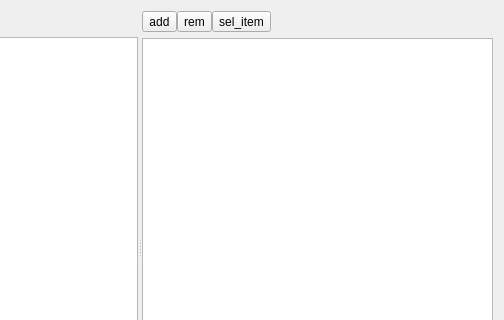
gil9red/CardPreview, file Window.ui: the form before one commit; both pictures show x 225 to 729 and y 0 to 320 of the 729 by 494 pixel window.
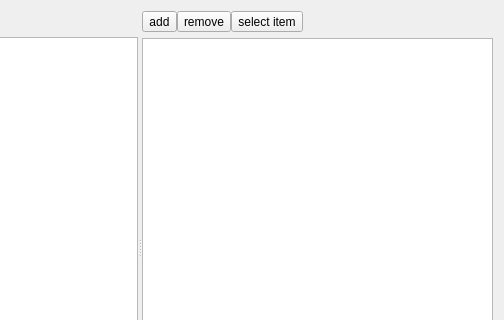
The form after the commit.

```diff
--- a/Window.ui
+++ b/Window.ui
@@ -80,14 +80,14 @@
          <item>
           <widget class="QToolButton" name="tb_rem">
            <property name="text">
-            <string>rem</string>
+            <string>remove</string>
            </property>
           </widget>
          </item>
          <item>
           <widget class="QToolButton" name="tb_select_item">
            <property name="text">
-            <string>sel_item</string>
+            <string>select item</string>
            </property>
           </widget>
          </item>
```
